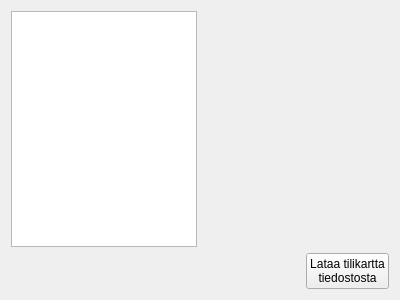
This is kitupiikki/uusikp/tilikartta.ui in artoh/kitupiikki as Qt 5 draws it before an edit. The edited form follows.
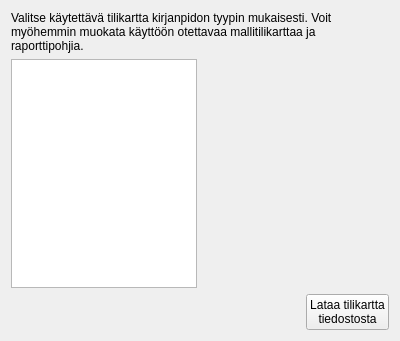
This is the edited form.

Patch:
```diff
--- a/kitupiikki/uusikp/tilikartta.ui
+++ b/kitupiikki/uusikp/tilikartta.ui
@@ -7,13 +7,23 @@
     <x>0</x>
     <y>0</y>
     <width>400</width>
-    <height>300</height>
+    <height>341</height>
    </rect>
   </property>
   <property name="windowTitle">
    <string>Form</string>
   </property>
   <layout class="QVBoxLayout" name="verticalLayout">
+   <item>
+    <widget class="QLabel" name="label">
+     <property name="text">
+      <string>&lt;html&gt;&lt;head/&gt;&lt;body&gt;&lt;p&gt;Valitse käytettävä tilikartta kirjanpidon tyypin mukaisesti. Voit myöhemmin muokata käyttöön otettavaa mallitilikarttaa ja raporttipohjia.&lt;/p&gt;&lt;/body&gt;&lt;/html&gt;</string>
+     </property>
+     <property name="wordWrap">
+      <bool>true</bool>
+     </property>
+    </widget>
+   </item>
    <item>
     <layout class="QHBoxLayout" name="horizontalLayout" stretch="1,1">
      <item>
```
